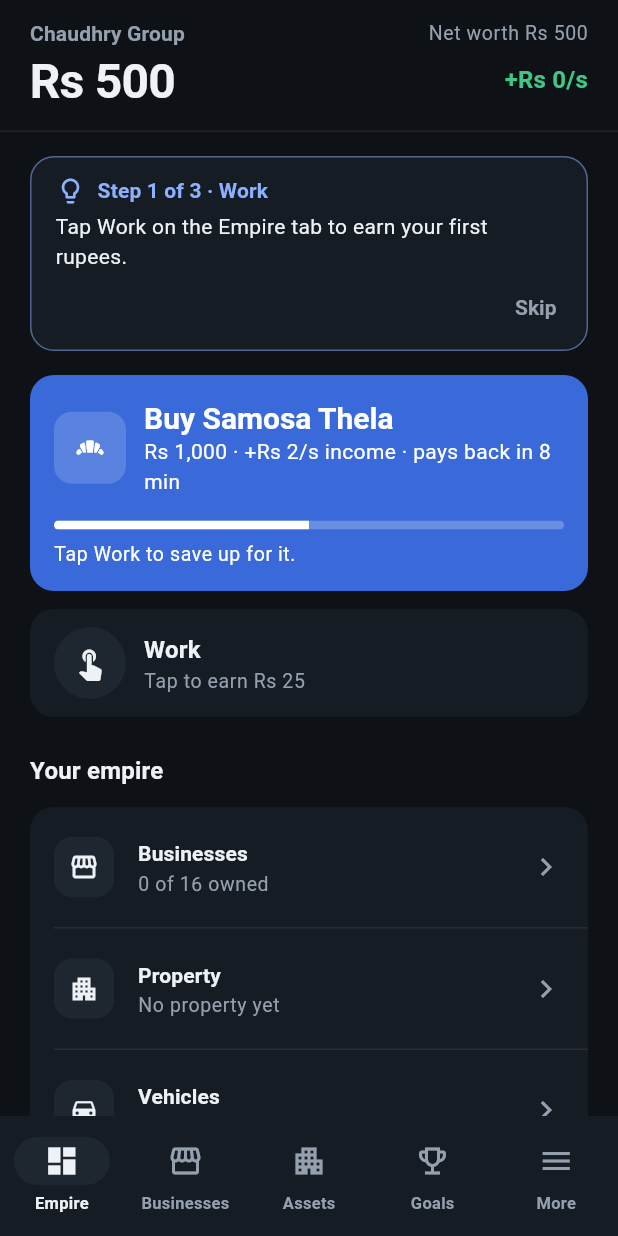
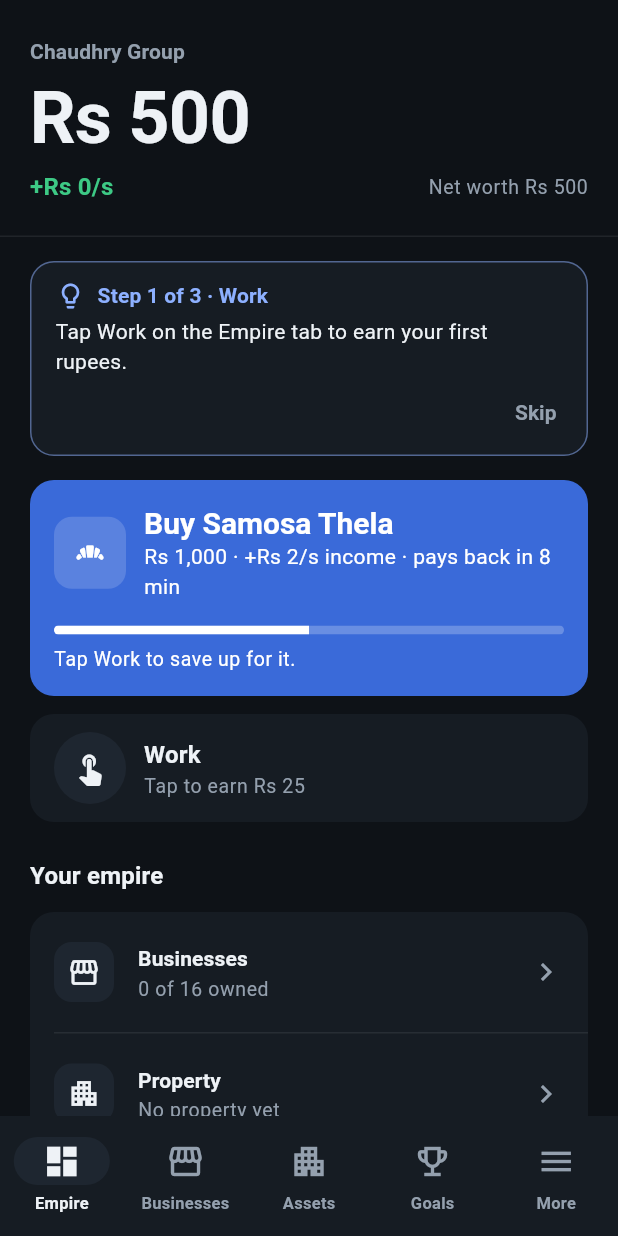
Before and after one commit to fahad2bhatti/desi-business-empire, a Flutter app: the screen it shows after launch, after a tap on "Start", on a phone screen of 412 x 824 dp. Run offline on Flutter 3.47's test engine with Material 3 defaults, Android fonts, the phone set to English and light mode, and no system bars; our stand-ins replace drift, drift_flutter, flutter_riverpod, go_router; accounts and stored records are empty; generated files the repository leaves out were written again.

Commit message:
Look v3: calm theme, light mode, homes, transport, advisor, bigger tabs

```diff
--- a/lib/app/theme.dart
+++ b/lib/app/theme.dart
@@ -286,6 +286,7 @@ ThemeData buildAppTheme([AppPalette p = AppPalette.dark]) {
       ),
       iconTheme: WidgetStateProperty.resolveWith(
         (states) => IconThemeData(
+          size: 26,
           color: states.contains(WidgetState.selected) ? p.ink : p.inkMuted,
         ),
       ),
@@ -296,10 +297,15 @@ ThemeData buildAppTheme([AppPalette p = AppPalette.dark]) {
       indicatorColor: p.accentInk,
       indicatorSize: TabBarIndicatorSize.label,
       dividerColor: p.hairline,
-      labelStyle: text.titleSmall,
-      unselectedLabelStyle: text.titleSmall?.copyWith(
+      labelStyle: text.titleMedium?.copyWith(
+        fontSize: 18,
+        fontWeight: FontWeight.w700,
+      ),
+      unselectedLabelStyle: text.titleMedium?.copyWith(
+        fontSize: 18,
         fontWeight: FontWeight.w500,
       ),
+      labelPadding: const EdgeInsets.symmetric(horizontal: AppSpacing.s16),
     ),
     snackBarTheme: SnackBarThemeData(
       behavior: SnackBarBehavior.floating,
--- a/lib/features/businesses/businesses_screen.dart
+++ b/lib/features/businesses/businesses_screen.dart
@@ -40,7 +40,7 @@ class BusinessesScreen extends ConsumerWidget {
                   child: Row(
                     mainAxisSize: MainAxisSize.min,
                     children: [
-                      Icon(Icons.circle, size: 8, color: p.category(c.id)),
+                      Icon(Icons.circle, size: 10, color: p.category(c.id)),
                       const SizedBox(width: AppSpacing.s8),
                       Text(c.name),
                     ],
--- a/lib/features/common/money_header.dart
+++ b/lib/features/common/money_header.dart
@@ -32,9 +32,9 @@ class MoneyHeader extends StatelessWidget {
       child: Container(
         padding: const EdgeInsets.fromLTRB(
           AppSpacing.s20,
-          AppSpacing.s12,
+          AppSpacing.s24,
           AppSpacing.s20,
-          AppSpacing.s16,
+          AppSpacing.s20,
         ),
         decoration: BoxDecoration(
           border: Border(bottom: BorderSide(color: p.hairline)),
@@ -42,29 +42,13 @@ class MoneyHeader extends StatelessWidget {
         child: Column(
           crossAxisAlignment: CrossAxisAlignment.start,
           children: [
-            Row(
-              children: [
-                Expanded(
-                  child: Text(
+            Text(
               empireName,
               style: context.text.titleSmall?.copyWith(color: p.inkMuted),
               overflow: TextOverflow.ellipsis,
             ),
-                ),
-                Text(
-                  '${S.netWorth} ${formatShort(netWorthPaisa)}',
-                  style: context.text.bodySmall
-                      ?.copyWith(color: p.inkMuted)
-                      .numbers,
-                ),
-              ],
-            ),
-            const SizedBox(height: AppSpacing.s4),
-            Row(
-              crossAxisAlignment: CrossAxisAlignment.center,
-              children: [
-                Expanded(
-                  child: TweenAnimationBuilder<double>(
+            const SizedBox(height: AppSpacing.s8),
+            TweenAnimationBuilder<double>(
               tween: Tween(end: cashPaisa.toDouble()),
               duration: reduceMotion ? Duration.zero : AppMotion.counter,
               curve: AppMotion.curve,
@@ -73,16 +57,26 @@ class MoneyHeader extends StatelessWidget {
                 alignment: Alignment.centerLeft,
                 child: Text(
                   formatShort(value.round()),
-                        style: context.text.displaySmall.numbers,
+                  style: context.text.displaySmall
+                      ?.copyWith(fontSize: 48, height: 1.1)
+                      .numbers,
                 ),
               ),
             ),
-                ),
-                const SizedBox(width: AppSpacing.s8),
+            const SizedBox(height: AppSpacing.s8),
+            Row(
+              children: [
                 Text(
                   S.perSecond(income),
                   style: context.text.titleMedium
                       ?.copyWith(color: p.income)
+                      .numbers,
+                ),
+                const Spacer(),
+                Text(
+                  '${S.netWorth} ${formatShort(netWorthPaisa)}',
+                  style: context.text.bodySmall
+                      ?.copyWith(color: p.inkMuted)
                       .numbers,
                 ),
               ],
--- a/lib/features/common/visuals.dart
+++ b/lib/features/common/visuals.dart
@@ -54,7 +54,7 @@ class SignTile extends StatelessWidget {
     super.key,
     required this.icon,
     this.dot,
-    this.size = 44,
+    this.size = 52,
     this.dimmed = false,
   });
 
@@ -82,7 +82,7 @@ class SignTile extends StatelessWidget {
             child: Icon(
               icon,
               color: dimmed ? p.inkMuted : p.ink,
-              size: size * 0.5,
+              size: size * 0.55,
             ),
           ),
           if (dot != null)
--- a/lib/features/property/property_screen.dart
+++ b/lib/features/property/property_screen.dart
@@ -32,6 +32,8 @@ class PropertyScreen extends StatelessWidget {
       child: const Column(
         children: [
           TabBar(
+            isScrollable: true,
+            tabAlignment: TabAlignment.start,
             tabs: [
               Tab(text: S.tabHome),
               Tab(text: S.property),
```
Lines whose indentation alone changed are shown as unchanged.
